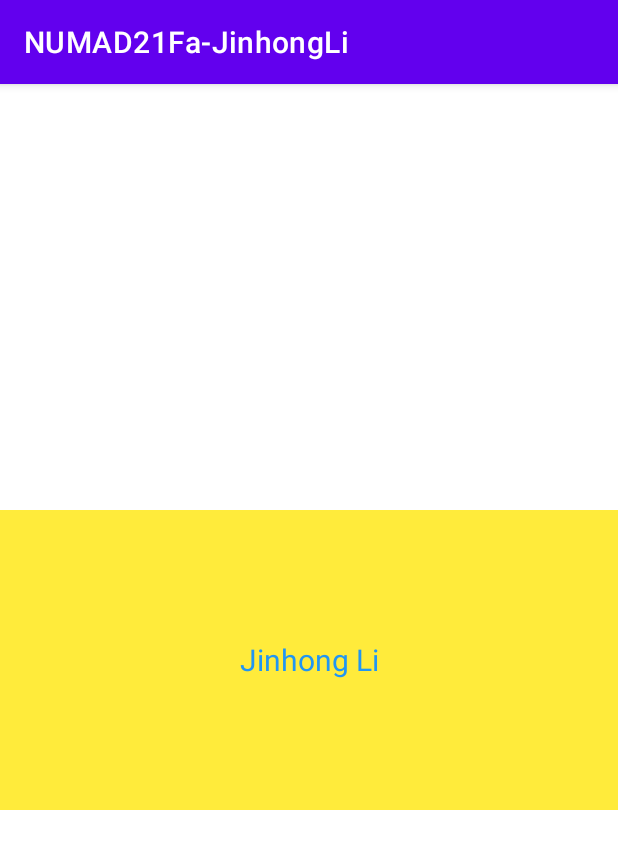
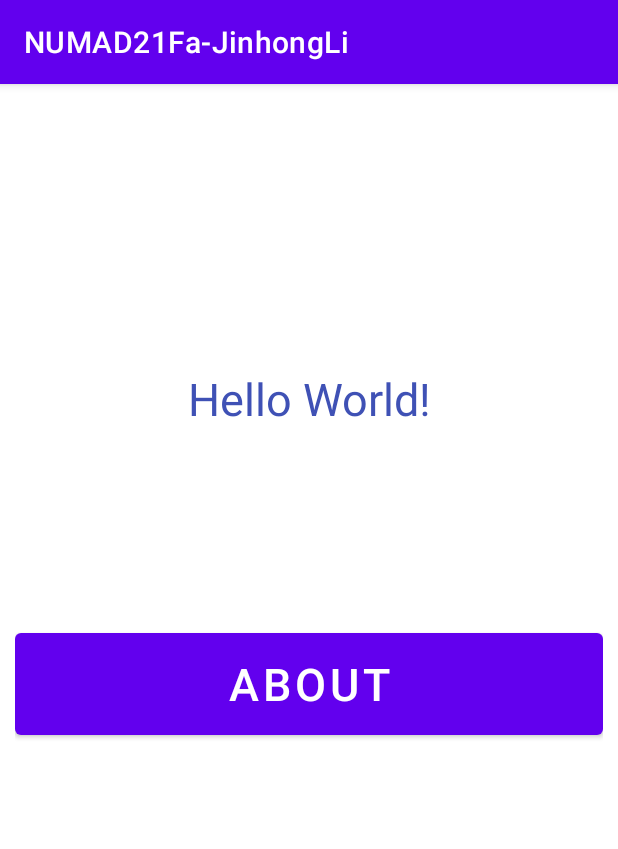
Before and after one commit to TheFu527/e-game-playground, an Android app: the screen it shows after launch (MainActivity), on a phone screen of 412 x 824 dp. Shown: the top 849 px of the screen. Run offline under Robolectric (Android 15) with nearby library versions, the phone set to English and light mode, and no system bars.

Commit message:
A0 final

```diff
--- a/NUMAD21FaJinhongLi/app/src/main/java/edu/neu/madcourse/numad21fa_jinhongli/MainActivity.java
+++ b/NUMAD21FaJinhongLi/app/src/main/java/edu/neu/madcourse/numad21fa_jinhongli/MainActivity.java
@@ -3,12 +3,29 @@ package edu.neu.madcourse.numad21fa_jinhongli;
 import androidx.appcompat.app.AppCompatActivity;
 
 import android.os.Bundle;
+import android.view.View;
+import android.widget.Button;
+import android.widget.TextView;
+import android.widget.Toast;
 
 public class MainActivity extends AppCompatActivity {
+
+    private Button btm_about;
+// 先进行声明
+    private TextView textView;
 
     @Override
     protected void onCreate(Bundle savedInstanceState) {
         super.onCreate(savedInstanceState);
         setContentView(R.layout.activity_main);
+        textView = findViewById(R.id.textView);
+        btm_about = findViewById(R.id.btm_about);
+        //按钮按下触发操作
+        btm_about.setOnClickListener(new View.OnClickListener() {
+            @Override
+            public void onClick(View view) {
+                Toast.makeText(MainActivity.this, "Jinhong Li, li.jinh@northeastern.edu", Toast.LENGTH_LONG).show();
+            }
+        });
     }
 }
--- a/NUMAD21FaJinhongLi/app/src/main/res/layout/activity_main.xml
+++ b/NUMAD21FaJinhongLi/app/src/main/res/layout/activity_main.xml
@@ -5,23 +5,31 @@
     android:layout_width="match_parent"
     android:layout_height="match_parent"
     tools:context=".MainActivity"
-    android:gravity="center"
-    android:orientation="vertical">
+    android:gravity="top"
+    android:orientation="vertical"
+    android:padding= "10dp">
 
 
     <TextView
+        android:layout_marginTop="50dp"
         android:id="@+id/textView"
         android:layout_width="match_parent"
-        android:layout_height="200dp"
-        android:textSize="20sp"
+        android:layout_height="300dp"
+        android:textSize="30sp"
         android:gravity="center"
-        android:background="#FFEB3B"
-        android:textColor="#2196F3"
-        android:text="@string/jinhong_li"
+        android:textColor="#3F51B5"
+        android:text="Hello World!"
         app:layout_constraintBottom_toBottomOf="parent"
         app:layout_constraintLeft_toLeftOf="parent"
         app:layout_constraintRight_toRightOf="parent"
         app:layout_constraintTop_toTopOf="parent" />
+
+    <Button
+        android:id="@+id/btm_about"
+        android:layout_width="match_parent"
+        android:layout_height="80dp"
+        android:textSize="30sp"
+        android:text="@string/about"/>
 
 <!--    <TextView-->
 <!--        android:id="@+id/txtOne"-->
--- a/NUMAD21FaJinhongLi/app/src/main/res/values/strings.xml
+++ b/NUMAD21FaJinhongLi/app/src/main/res/values/strings.xml
@@ -2,4 +2,5 @@
     <string name="app_name">NUMAD21Fa-JinhongLi</string>
     <string name="jinhongcs5520">Jinhongcs5520</string>
     <string name="jinhong_li">Jinhong Li</string>
+    <string name="about">About</string>
 </resources>
```
